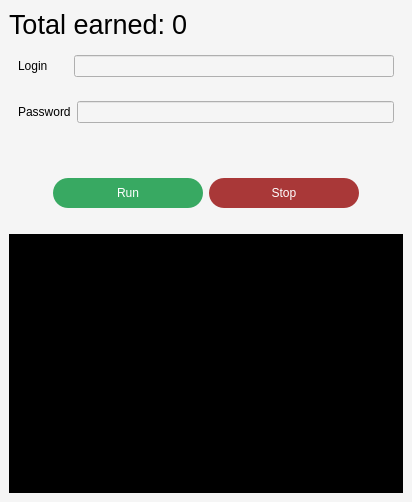
Before: the Qt Designer form res/ui/main.ui in lil4ipsik/aviso_bot, drawn with Qt 5.
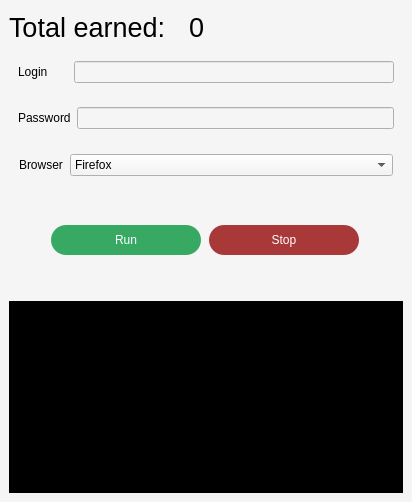
After: the same form once the commit is applied.

Commit message: Added 'Browser' choice to UI

What changed in the file:
```diff
--- a/res/ui/main.ui
+++ b/res/ui/main.ui
@@ -32,7 +32,7 @@
    <string notr="true">background-color: #F5F5F5;</string>
   </property>
   <property name="tabShape">
-   <enum>QTabWidget::TabShape::Triangular</enum>
+   <enum>QTabWidget::Rounded</enum>
   </property>
   <widget class="QWidget" name="verticalWidget">
    <property name="sizePolicy">
@@ -52,7 +52,7 @@
    </property>
    <layout class="QVBoxLayout">
     <property name="sizeConstraint">
-     <enum>QLayout::SizeConstraint::SetMaximumSize</enum>
+     <enum>QLayout::SetDefaultConstraint</enum>
     </property>
     <item>
      <layout class="QHBoxLayout" name="horizontalLayout">
@@ -83,7 +83,7 @@
       <item>
        <spacer name="horizontalSpacer_4">
         <property name="orientation">
-         <enum>Qt::Orientation::Horizontal</enum>
+         <enum>Qt::Vertical</enum>
         </property>
         <property name="sizeHint" stdset="0">
          <size>
@@ -143,18 +143,64 @@
       </layout>
      </widget>
     </item>
+    <item>
+     <layout class="QHBoxLayout" name="horizontalLayout_6">
+      <property name="spacing">
+       <number>6</number>
+      </property>
+      <property name="leftMargin">
+       <number>10</number>
+      </property>
+      <property name="topMargin">
+       <number>10</number>
+      </property>
+      <property name="rightMargin">
+       <number>10</number>
+      </property>
+      <property name="bottomMargin">
+       <number>10</number>
+      </property>
+      <item>
+       <widget class="QLabel" name="label_4">
+        <property name="maximumSize">
+         <size>
+          <width>45</width>
+          <height>16777215</height>
+         </size>
+        </property>
+        <property name="text">
+         <string>Browser</string>
+        </property>
+       </widget>
+      </item>
+      <item>
+       <widget class="QComboBox" name="comboBox">
+        <item>
+         <property name="text">
+          <string>Firefox</string>
+         </property>
+        </item>
+        <item>
+         <property name="text">
+          <string>Chrome</string>
+         </property>
+        </item>
+       </widget>
+      </item>
+     </layout>
+    </item>
     <item>
      <spacer name="verticalSpacer">
       <property name="orientation">
        <enum>Qt::Orientation::Vertical</enum>
       </property>
       <property name="sizeType">
-       <enum>QSizePolicy::Policy::Minimum</enum>
+       <enum>QSizePolicy::Fixed</enum>
       </property>
       <property name="sizeHint" stdset="0">
        <size>
         <width>20</width>
-        <height>40</height>
+        <height>30</height>
        </size>
       </property>
      </spacer>
@@ -164,7 +210,7 @@
       <item>
        <spacer name="horizontalSpacer_2">
         <property name="orientation">
-         <enum>Qt::Orientation::Horizontal</enum>
+         <enum>Qt::Vertical</enum>
         </property>
         <property name="sizeHint" stdset="0">
          <size>
@@ -231,7 +277,7 @@
       <item>
        <spacer name="horizontalSpacer_3">
         <property name="orientation">
-         <enum>Qt::Orientation::Horizontal</enum>
+         <enum>Qt::Vertical</enum>
         </property>
         <property name="sizeHint" stdset="0">
          <size>
@@ -246,7 +292,7 @@
     <item>
      <spacer name="horizontalSpacer">
       <property name="orientation">
-       <enum>Qt::Orientation::Horizontal</enum>
+       <enum>Qt::Vertical</enum>
       </property>
       <property name="sizeHint" stdset="0">
        <size>
@@ -268,13 +314,10 @@
       </property>
       <property name="html">
        <string>&lt;!DOCTYPE HTML PUBLIC &quot;-//W3C//DTD HTML 4.0//EN&quot; &quot;http://www.w3.org/TR/REC-html40/strict.dtd&quot;&gt;
-&lt;html&gt;&lt;head&gt;&lt;meta name=&quot;qrichtext&quot; content=&quot;1&quot; /&gt;&lt;meta charset=&quot;utf-8&quot; /&gt;&lt;style type=&quot;text/css&quot;&gt;
+&lt;html&gt;&lt;head&gt;&lt;meta name=&quot;qrichtext&quot; content=&quot;1&quot; /&gt;&lt;style type=&quot;text/css&quot;&gt;
 p, li { white-space: pre-wrap; }
-hr { height: 1px; border-width: 0; }
-li.unchecked::marker { content: &quot;\2610&quot;; }
-li.checked::marker { content: &quot;\2612&quot;; }
-&lt;/style&gt;&lt;/head&gt;&lt;body style=&quot; font-family:'Segoe UI'; font-size:9pt; font-weight:400; font-style:normal;&quot;&gt;
-&lt;p style=&quot;-qt-paragraph-type:empty; margin-top:0px; margin-bottom:0px; margin-left:0px; margin-right:0px; -qt-block-indent:0; text-indent:0px;&quot;&gt;&lt;br /&gt;&lt;/p&gt;&lt;/body&gt;&lt;/html&gt;</string>
+&lt;/style&gt;&lt;/head&gt;&lt;body style=&quot; font-family:'MS Shell Dlg 2'; font-size:8.25pt; font-weight:400; font-style:normal;&quot;&gt;
+&lt;p style=&quot;-qt-paragraph-type:empty; margin-top:0px; margin-bottom:0px; margin-left:0px; margin-right:0px; -qt-block-indent:0; text-indent:0px; font-family:'Segoe UI'; font-size:9pt;&quot;&gt;&lt;br /&gt;&lt;/p&gt;&lt;/body&gt;&lt;/html&gt;</string>
       </property>
       <property name="overwriteMode">
        <bool>true</bool>
```
Left out of the diff: 8 changed lines with no effect on the pictures. The commit also changes 2 other files.
